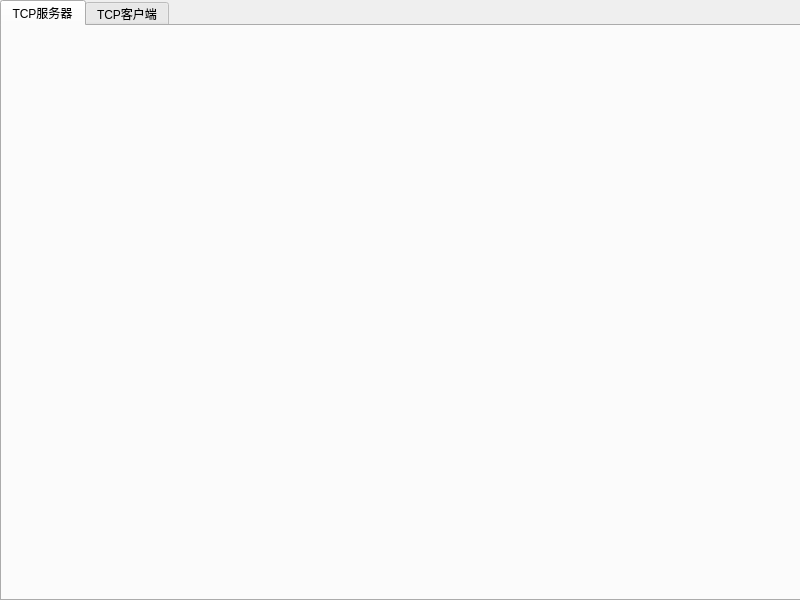
SELzt/tcpudpdemo, file widget.ui: the form before one commit.
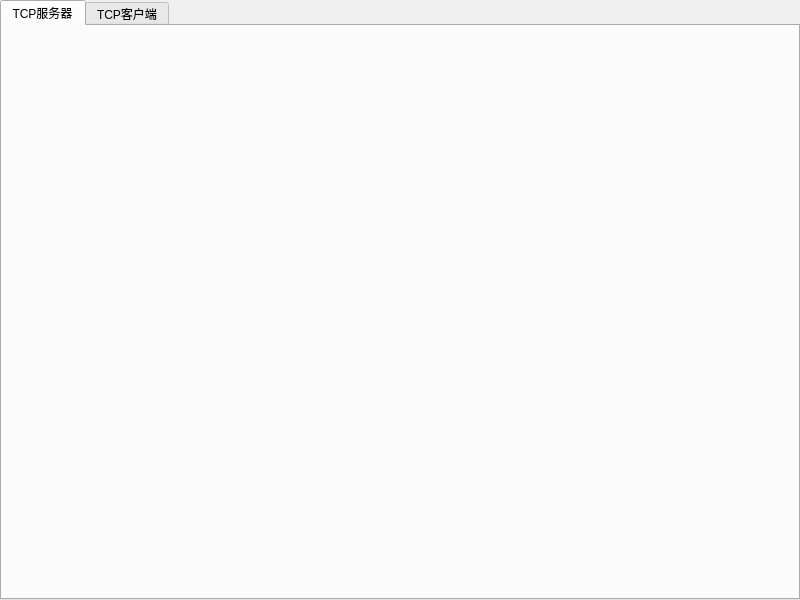
The form after the commit.

Commit message: 布局更改为自适应布局

The edit to the form file:
```diff
--- a/widget.ui
+++ b/widget.ui
@@ -13,15 +13,24 @@
   <property name="windowTitle">
    <string>Widget</string>
   </property>
+  <layout class="QHBoxLayout" name="horizontalLayout">
+   <property name="spacing">
+    <number>0</number>
+   </property>
+   <property name="leftMargin">
+    <number>0</number>
+   </property>
+   <property name="topMargin">
+    <number>0</number>
+   </property>
+   <property name="rightMargin">
+    <number>0</number>
+   </property>
+   <property name="bottomMargin">
+    <number>0</number>
+   </property>
+   <item>
   <widget class="QTabWidget" name="tabWidget">
-   <property name="geometry">
-    <rect>
-     <x>0</x>
-     <y>0</y>
-     <width>801</width>
-     <height>601</height>
-    </rect>
-   </property>
    <property name="currentIndex">
     <number>0</number>
    </property>
@@ -36,6 +45,8 @@
     </attribute>
    </widget>
   </widget>
+   </item>
+  </layout>
  </widget>
  <resources/>
  <connections/>
```
Lines whose indentation alone changed are shown as unchanged. The commit also changes 4 other files.
